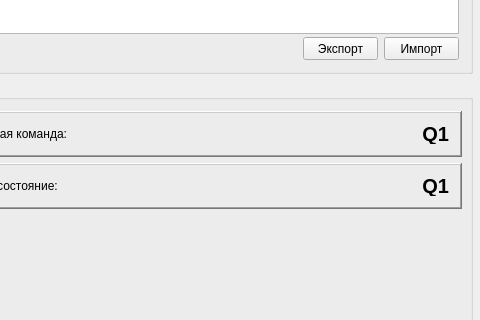
First picture: the form in TuringMachine/turingmachine.ui, repository petrenko-alex/turing-machine, before the edit; both pictures show x 679 to 1159 and y 85 to 405 of the 1159 by 649 pixel window.
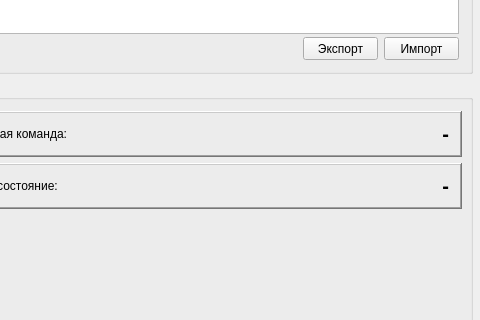
Second picture: the form after the edit.

Commit message: Модифицирована форма главного окна.

Patch:
```diff
--- a/TuringMachine/turingmachine.ui
+++ b/TuringMachine/turingmachine.ui
@@ -312,7 +312,7 @@
              </font>
             </property>
             <property name="text">
-             <string>Q1</string>
+             <string>-</string>
             </property>
             <property name="alignment">
              <set>Qt::AlignRight|Qt::AlignTrailing|Qt::AlignVCenter</set>
@@ -365,7 +365,7 @@
              </font>
             </property>
             <property name="text">
-             <string>Q1</string>
+             <string>-</string>
             </property>
             <property name="alignment">
              <set>Qt::AlignRight|Qt::AlignTrailing|Qt::AlignVCenter</set>
```
Left out of the diff: 9 changed lines with no effect on the pictures. The commit also changes 1 other file.
